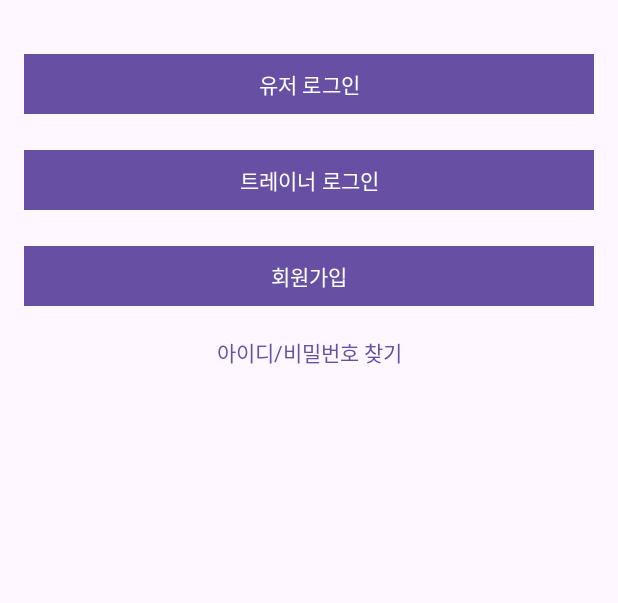
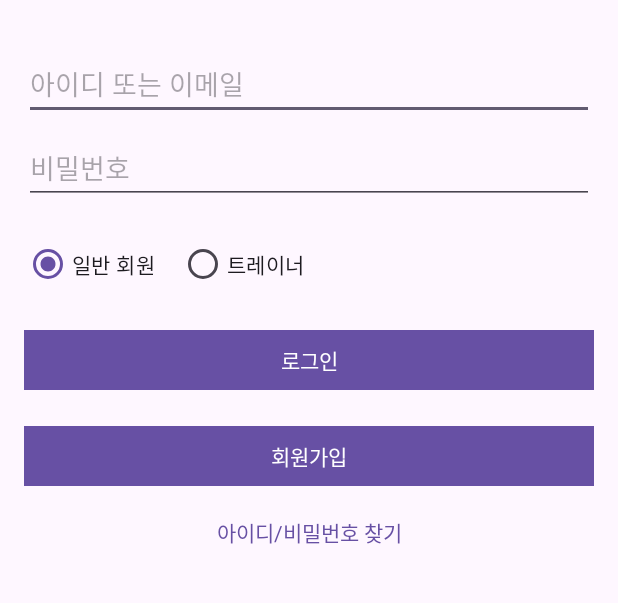
Before and after one commit to KimTeakwan/Health_Log2, an Android app built with Jetpack Compose: the screen it shows after launch (LoginActivity), on a phone screen of 412 x 824 dp, the part 300-903 px from its top. Run offline under Robolectric (Android 15) with nearby library versions, the phone set to English and light mode, and no system bars; 1 statement that could not run was skipped.

Commit message:
Refactor: Integrate user and trainer login into a single activity

```diff
--- a/app/src/main/java/com/example/health_log/LoginActivity.java
+++ b/app/src/main/java/com/example/health_log/LoginActivity.java
@@ -11,8 +11,10 @@ import android.widget.Toast;
 import androidx.appcompat.app.AppCompatActivity;
 
 public class LoginActivity extends AppCompatActivity {
-    private Button btnUserLogin;
-    private Button btnTrainerLogin;
+    private EditText editTextId;
+    private EditText editTextPassword;
+    private RadioGroup radioGroupUserType;
+    private Button buttonLogin;
     private Button buttonSignUp;
     private TextView textViewFindCredentials;
 
@@ -21,24 +23,38 @@ public class LoginActivity extends AppCompatActivity {
         super.onCreate(savedInstanceState);
         setContentView(R.layout.activity_login);
 
-        btnUserLogin = findViewById(R.id.btnUserLogin);
-        btnTrainerLogin = findViewById(R.id.btnTrainerLogin);
+        editTextId = findViewById(R.id.editTextId);
+        editTextPassword = findViewById(R.id.editTextPassword);
+        radioGroupUserType = findViewById(R.id.radioGroupUserType);
+        buttonLogin = findViewById(R.id.buttonLogin);
         buttonSignUp = findViewById(R.id.btnSignup);
         textViewFindCredentials = findViewById(R.id.txtFind);
 
-        btnUserLogin.setOnClickListener(new View.OnClickListener() {
+        buttonLogin.setOnClickListener(new View.OnClickListener() {
             @Override
             public void onClick(View v) {
-                Intent intent = new Intent(LoginActivity.this, UserLoginActivity.class);
-                startActivity(intent);
-            }
-        });
+                String id = editTextId.getText().toString().trim();
+                String password = editTextPassword.getText().toString().trim();
 
-        btnTrainerLogin.setOnClickListener(new View.OnClickListener() {
-            @Override
-            public void onClick(View v) {
-                Intent intent = new Intent(LoginActivity.this, TrainerLoginActivity.class);
-                startActivity(intent);
+                if (id.isEmpty() || password.isEmpty()) {
+                    Toast.makeText(LoginActivity.this, "아이디와 비밀번호를 입력해주세요.", Toast.LENGTH_SHORT).show();
+                    return;
+                }
+
+                int selectedId = radioGroupUserType.getCheckedRadioButtonId();
+                Intent intent = new Intent(LoginActivity.this, MainActivity.class);
+
+                if (selectedId == R.id.radioUser) {
+                    Toast.makeText(LoginActivity.this, "유저 로그인 성공!", Toast.LENGTH_SHORT).show();
+                    startActivity(intent);
+                    finish();
+                } else if (selectedId == R.id.radioTrainer) {
+                    Toast.makeText(LoginActivity.this, "트레이너 로그인 성공!", Toast.LENGTH_SHORT).show();
+                    startActivity(intent);
+                    finish();
+                } else {
+                    Toast.makeText(LoginActivity.this, "사용자 유형을 선택해주세요.", Toast.LENGTH_SHORT).show();
+                }
             }
         });
 
@@ -53,8 +69,8 @@ public class LoginActivity extends AppCompatActivity {
         textViewFindCredentials.setOnClickListener(new View.OnClickListener() {
             @Override
             public void onClick(View v) {
-                Toast.makeText(LoginActivity.this, "아이디/비밀번호 찾기 화면으로 이동", Toast.LENGTH_SHORT).show();
-                // In a real app, you would start a FindCredentialsActivity here
+                Intent intent = new Intent(LoginActivity.this, FindIdPasswordActivity.class);
+                startActivity(intent);
             }
         });
     }
--- a/app/src/main/res/layout/activity_login.xml
+++ b/app/src/main/res/layout/activity_login.xml
@@ -17,32 +17,65 @@
         app:layout_constraintStart_toStartOf="parent"
         app:layout_constraintTop_toTopOf="parent" />
 
-    <LinearLayout
-        android:id="@+id/login_button_layout"
+    <EditText
+        android:id="@+id/editTextId"
         android:layout_width="0dp"
         android:layout_height="wrap_content"
-        android:orientation="vertical"
         android:layout_marginTop="32dp"
-        app:layout_constraintTop_toBottomOf="@id/imgLogo"
+        android:hint="아이디 또는 이메일"
+        android:inputType="textEmailAddress"
+        android:minHeight="48dp"
+        app:layout_constraintEnd_toEndOf="parent"
+        app:layout_constraintStart_toStartOf="parent"
+        app:layout_constraintTop_toBottomOf="@+id/imgLogo" />
+
+    <EditText
+        android:id="@+id/editTextPassword"
+        android:layout_width="0dp"
+        android:layout_height="wrap_content"
+        android:layout_marginTop="8dp"
+        android:hint="비밀번호"
+        android:inputType="textPassword"
+        android:minHeight="48dp"
+        app:layout_constraintEnd_toEndOf="parent"
+        app:layout_constraintStart_toStartOf="parent"
+        app:layout_constraintTop_toBottomOf="@+id/editTextId" />
+
+    <RadioGroup
+        android:id="@+id/radioGroupUserType"
+        android:layout_width="0dp"
+        android:layout_height="wrap_content"
+        android:orientation="horizontal"
+        android:layout_marginTop="16dp"
+        app:layout_constraintTop_toBottomOf="@id/editTextPassword"
         app:layout_constraintStart_toStartOf="parent"
         app:layout_constraintEnd_toEndOf="parent">
 
-        <Button
-            android:id="@+id/btnUserLogin"
-            style="@style/Widget.App.Button.Rectangular"
-            android:layout_width="match_parent"
+        <RadioButton
+            android:id="@+id/radioUser"
+            android:layout_width="wrap_content"
             android:layout_height="wrap_content"
-            android:layout_marginBottom="8dp"
-            android:text="유저 로그인" />
+            android:text="일반 회원"
+            android:checked="true"/>
 
-        <Button
-            android:id="@+id/btnTrainerLogin"
-            style="@style/Widget.App.Button.Rectangular"
-            android:layout_width="match_parent"
+        <RadioButton
+            android:id="@+id/radioTrainer"
+            android:layout_width="wrap_content"
             android:layout_height="wrap_content"
-            android:layout_marginTop="8dp"
-            android:text="트레이너 로그인" />
-    </LinearLayout>
+            android:layout_marginStart="16dp"
+            android:text="트레이너"/>
+    </RadioGroup>
+
+    <Button
+        android:id="@+id/buttonLogin"
+        style="@style/Widget.App.Button.Rectangular"
+        android:layout_width="0dp"
+        android:layout_height="wrap_content"
+        android:layout_marginTop="16dp"
+        android:text="로그인"
+        app:layout_constraintEnd_toEndOf="parent"
+        app:layout_constraintStart_toStartOf="parent"
+        app:layout_constraintTop_toBottomOf="@+id/radioGroupUserType" />
 
     <Button
         android:id="@+id/btnSignup"
@@ -53,7 +86,7 @@
         android:text="회원가입"
         app:layout_constraintEnd_toEndOf="parent"
         app:layout_constraintStart_toStartOf="parent"
-        app:layout_constraintTop_toBottomOf="@+id/login_button_layout" />
+        app:layout_constraintTop_toBottomOf="@+id/buttonLogin" />
 
     <TextView
         android:id="@+id/txtFind"
```
Also changed, not shown: app/src/main/AndroidManifest.xml (+1 -6 lines), app/src/main/java/com/example/health_log/TrainerLoginActivity.java (deleted, +0 -53 lines), app/src/main/java/com/example/health_log/UserLoginActivity.java (deleted, +0 -53 lines), app/src/main/res/layout/activity_trainer_login.xml (deleted, +0 -81 lines), app/src/main/res/layout/activity_user_login.xml (deleted, +0 -81 lines).
